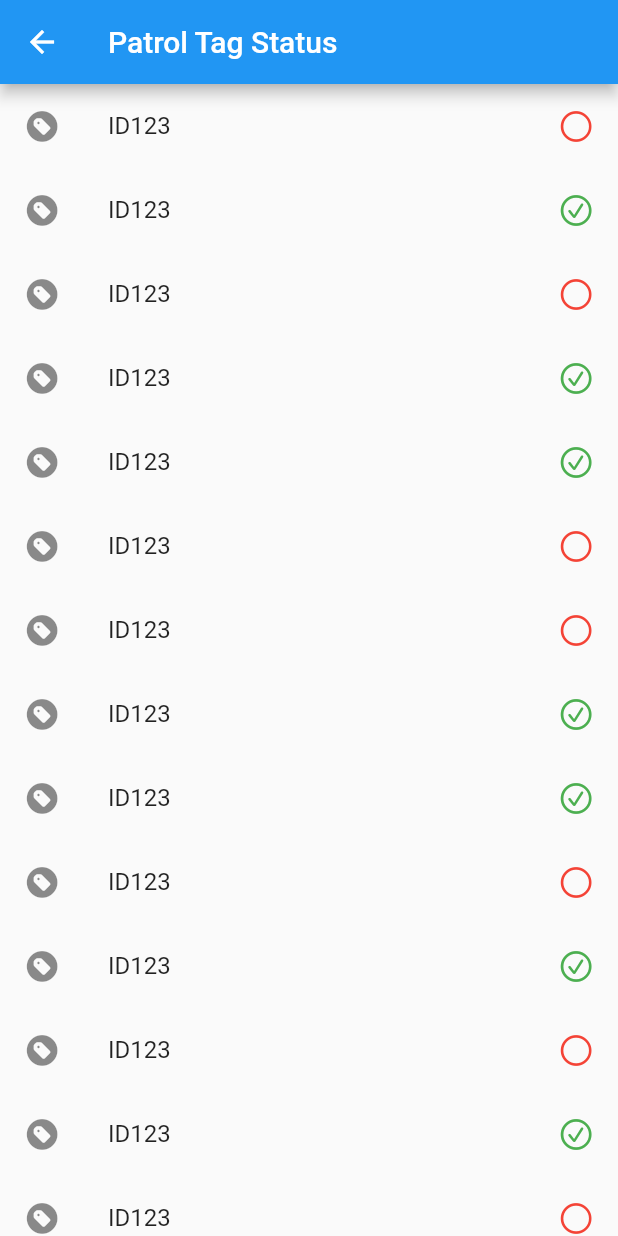
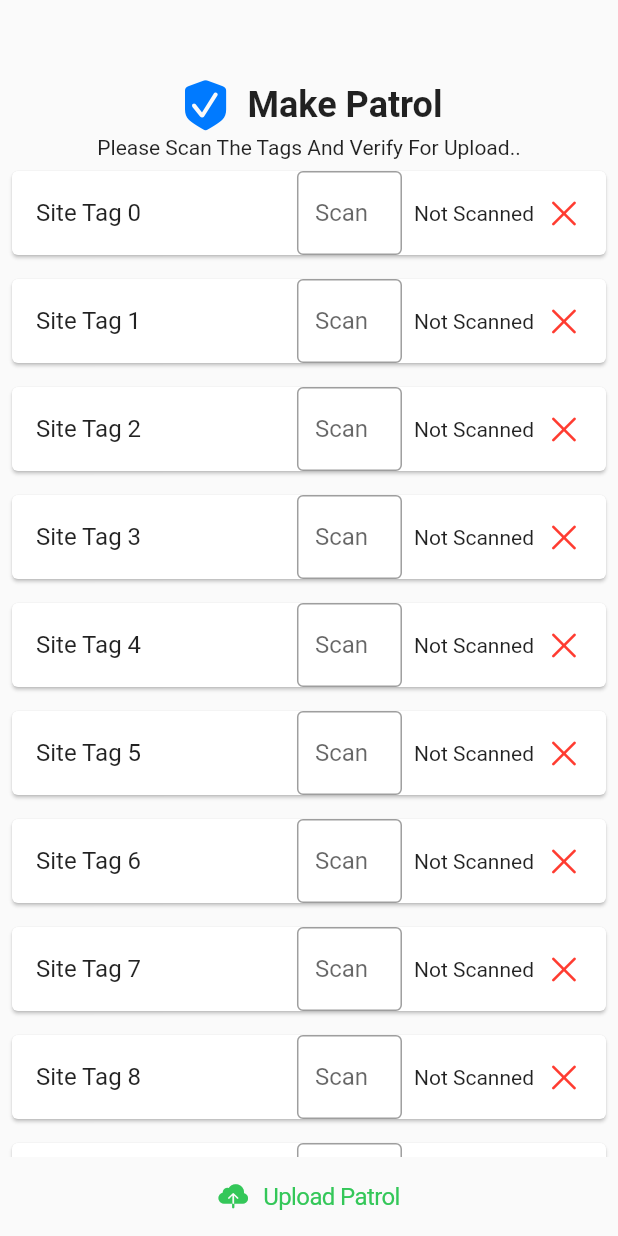
Before and after one commit to vernonthedev/guard-tour-mobileapp, a Flutter app: the PatrolPage screen opened directly, on a phone screen of 412 x 824 dp. Run offline on Flutter 3.47's test engine with Material 2 defaults, Android fonts, the phone set to English and light mode, and no system bars.

Commit message:
Done with the patrol page ui

```diff
--- a/lib/screens/patrol.dart
+++ b/lib/screens/patrol.dart
@@ -1,243 +1,174 @@
-import 'package:codezilla/modals/patrol_tags.dart';
 import 'package:flutter/material.dart';
 import 'package:flutter/cupertino.dart';
 
 class PatrolPage extends StatefulWidget {
-  const PatrolPage({super.key});
-
   @override
   _PatrolPageState createState() => _PatrolPageState();
 }
 
 class _PatrolPageState extends State<PatrolPage> {
-  List<PatrolTags> items = [
-    PatrolTags("Tag 1", "ID123", false),
-    PatrolTags("Tag 2", "ID123", true),
-    PatrolTags("Tag 3", "ID123", false),
-    PatrolTags("Tag 4", "ID123", true),
-    PatrolTags("Tag 5", "ID123", true),
-    PatrolTags("Tag 6", "ID123", false),
-    PatrolTags("Tag 7", "ID123", false),
-    PatrolTags("Tag 8", "ID123", true),
-    PatrolTags("Tag 9", "ID123", true),
-    PatrolTags("Tag 10", "ID123", false),
-    PatrolTags("Tag 11", "ID123", true),
-    PatrolTags("Tag 12", "ID123", false),
-    PatrolTags("Tag 13", "ID123", true),
-    PatrolTags("Tag 14", "ID123", false),
-    PatrolTags("Tag 15", "ID123", true),
-    PatrolTags("Tag 16", "ID123", true),
-  ];
+  List<bool> tagScannedStatus =
+      List.generate(50, (index) => false); // Initialize all tags as not scanned
 
   @override
   Widget build(BuildContext context) {
     return Scaffold(
-      appBar: AppBar(
-        title: const Text("Patrol Tag Status"),
+      body: Column(
+        children: <Widget>[
+          Padding(
+            padding: const EdgeInsets.only(top: 50),
+            child: Align(
+              alignment: Alignment.topCenter,
+              child: Row(
+                mainAxisSize: MainAxisSize.min,
+                children: const <Widget>[
+                  Icon(
+                    CupertinoIcons.checkmark_shield_fill,
+                    color: CupertinoColors.activeBlue,
+                    size: 40,
                   ),
-      body: ListView.builder(
-        itemCount: items.length + 1, // +1 for the submit button
+                  SizedBox(width: 8),
+                  Text(
+                    'Make Patrol',
+                    style: TextStyle(
+                      fontSize: 24,
+                      fontWeight: FontWeight.bold,
+                    ),
+                  ),
+                ],
+              ),
+            ),
+          ),
+          const Text(
+            'Please Scan The Tags And Verify For Upload..',
+          ),
+          Expanded(
+            child: ListView.builder(
+              itemCount: 50,
               itemBuilder: (context, index) {
-          if (index < items.length) {
-            final item = items[index];
-            return ListTile(
-              leading: const Icon(CupertinoIcons.tag_circle_fill),
-              title: GestureDetector(
+                final siteTag = "Site Tag $index";
+                final isScanned = tagScannedStatus[index];
+
+                return GestureDetector(
                   onTap: () {
-                  // Print the name of the tapped item
-                  _showItemDialog(context, item);
+                    _showTagDescriptionDialog(siteTag, isScanned);
                   },
-                child: Text(item.name),
+                  child: Card(
+                    margin: EdgeInsets.all(8),
+                    child: ListTile(
+                      title: Text(siteTag),
+                      trailing: Row(
+                        mainAxisSize: MainAxisSize.min,
+                        children: <Widget>[
+                          _buildScanInput(siteTag, index, isScanned),
+                          SizedBox(width: 8),
+                          Text(isScanned ? 'Scanned' : 'Not Scanned'),
+                          SizedBox(width: 8),
+                          _buildScanStatusIcon(isScanned),
+                        ],
                       ),
-              trailing: item.scanned
-                  ? const Icon(CupertinoIcons.check_mark_circled,
-                      color: Colors.green)
-                  : const Icon(CupertinoIcons.circle, color: Colors.red),
+                    ),
+                  ),
                 );
-          } else {
-            // Return the submit button
-
-            const SizedBox(height: 20);
-            return ElevatedButton.icon(
+              },
+            ),
+          ),
+          Align(
+            alignment: Alignment.center,
+            child: CupertinoButton(
               onPressed: () {
-                // Handle submit action here
-                _showConfirmationDialog(context);
+                // Handle the upload patrol action
               },
-              label: const Text("Submit Patrol Session"),
-              icon: const Icon(
-                CupertinoIcons.arrow_up_bin_fill,
-                size: 25.0, // Adjust the size as needed
+              // color: CupertinoColors.activeBlue,
+              child: Row(
+                mainAxisSize: MainAxisSize.min,
+                children: const <Widget>[
+                  Icon(
+                    CupertinoIcons.cloud_upload_fill,
+                    color: CupertinoColors.activeGreen,
                   ),
-              style: ElevatedButton.styleFrom(
-                minimumSize: const Size(
-                    50.0, 40.0), // Adjust the width and height as needed
+                  SizedBox(width: 10),
+                  Text(
+                    'Upload Patrol',
+                    style: TextStyle(
+                        fontSize: 16, color: CupertinoColors.activeGreen),
+                  ),
+                ],
+              ),
+            ),
+          ),
+        ],
       ),
     );
   }
+
+  Widget _buildScanInput(String siteTag, int index, bool isScanned) {
+    return Container(
+      width: 70,
+      child: TextFormField(
+        onChanged: (value) {
+          if (value.isNotEmpty) {
+            setState(() {
+              tagScannedStatus[index] = true;
+            });
+          }
         },
+        decoration: InputDecoration(
+          labelText: 'Scan',
+          border: OutlineInputBorder(),
+          focusedBorder: OutlineInputBorder(
+            borderSide: BorderSide(
+              color: isScanned
+                  ? CupertinoColors.systemGreen
+                  : CupertinoColors.systemRed,
+            ),
+          ),
+        ),
       ),
     );
   }
+
+  Widget _buildScanStatusIcon(bool isScanned) {
+    return Icon(
+      isScanned ? CupertinoIcons.check_mark : CupertinoIcons.xmark,
+      color:
+          isScanned ? CupertinoColors.systemGreen : CupertinoColors.systemRed,
+    );
   }
 
-void _showItemDialog(BuildContext context, PatrolTags item) {
+  void _showTagDescriptionDialog(String siteTag, bool isScanned) {
     showDialog(
       context: context,
-    builder: (BuildContext context) {
+      builder: (context) {
         return AlertDialog(
-        title: const Text("Tag Details"),
+          title: Text('Tag Description - $siteTag'),
           content: Column(
             mainAxisSize: MainAxisSize.min,
-          crossAxisAlignment: CrossAxisAlignment.start,
-          children: [
-            Text("Tag Name: ${item.name}"),
-            Text("Tag ID: ${item.id}"),
-            Text("Status: ${item.scanned ? 'Scanned' : 'Not Scanned'}"),
-            const SizedBox(height: 16.0),
-            Center(
-              child: item.scanned
-                  ? const Icon(Icons.check, color: Colors.green, size: 40.0)
-                  : const Icon(Icons.cancel, color: Colors.red, size: 40.0),
-            ),
+            children: <Widget>[
+              Text('Status: ${isScanned ? 'Scanned' : 'Not Scanned'}'),
+              // You can add more details here
             ],
           ),
-        actions: [
+          actions: <Widget>[
             TextButton(
               onPressed: () {
                 Navigator.of(context).pop();
               },
-            child: const Text("Close"),
+              child: Text('Close'),
             ),
           ],
         );
       },
     );
   }
+}
 
-void _showConfirmationDialog(BuildContext context) {
-  showDialog(
-    context: context,
-    builder: (BuildContext context) {
-      return CupertinoAlertDialog(
-        title: const Text("Upload Patrol Session"),
-        content: const Text(
-          "Do you want to store and upload the patrol session?",
-          style: TextStyle(
-            fontSize: 15.0,
+void main() {
+  runApp(
+    MaterialApp(
+      home: Scaffold(
+        body: PatrolPage(),
       ),
     ),
-        actions: [
-          CupertinoDialogAction(
-            child: Row(
-              children: const [
-                Icon(
-                  CupertinoIcons.square_arrow_left_fill,
-                  size: 40.0,
-                ),
-                Text(" Store for future Upload"),
-              ],
-            ),
-            onPressed: () {
-              // Handle store action here
-              Navigator.of(context).pop();
-            },
-          ),
-          CupertinoDialogAction(
-            child: Row(
-              children: const [
-                Icon(
-                  CupertinoIcons.cloud_upload_fill,
-                  size: 40.0,
-                ),
-                Text(
-                  " Upload to Web System",
-                  style: TextStyle(
-                    fontSize: 20.0, // Adjust the font size as needed
-                  ),
-                ),
-              ],
-            ),
-            onPressed: () {
-              // Handle upload action here
-              Navigator.of(context).pop();
-            },
-          ),
-          CupertinoDialogAction(
-            child: Row(
-              children: const [
-                Icon(
-                  CupertinoIcons.xmark_circle_fill,
-                  size: 40.0,
-                ),
-                Text(
-                  " Cancel Patrol Session",
-                  style: TextStyle(
-                    fontSize: 20.0,
-                  ),
-                ),
-              ],
-            ),
-            onPressed: () {
-              // Handle cancel action here
-              Navigator.of(context).pop();
-            },
-          ),
-        ],
-      );
-    },
   );
 }
-
-void _errorConfirmationDialog(BuildContext context) {
-  showDialog(
-    context: context,
-    builder: (BuildContext context) {
-      return CupertinoAlertDialog(
-        title: const Text("Not All Tags Are Scanned"),
-        content: const Text(
-          "Please Make sure you scan all tags before you make a submission!",
-          style: TextStyle(
-            fontSize: 15.0, // Adjust the font size as needed
-          ),
-        ),
-        actions: [
-          CupertinoDialogAction(
-            child: Row(
-              children: const [
-                Icon(
-                  CupertinoIcons.arrow_2_circlepath_circle_fill,
-                  size: 40.0,
-                ),
-                Text(" Scan Missing Tags"),
-              ],
-            ),
-            onPressed: () {
-              // Handle upload action here
-              Navigator.of(context).pop();
-            },
-          ),
-          CupertinoDialogAction(
-            child: Row(
-              children: const [
-                Icon(
-                  CupertinoIcons.xmark_circle_fill,
-                  size: 40.0,
-                ),
-                Text(
-                  " Cancel Patrol Session",
-                  style: TextStyle(
-                    fontSize: 20.0,
-                  ),
-                ),
-              ],
-            ),
-            onPressed: () {
-              // Handle cancel action here
-              Navigator.of(context).pop();
-            },
-          ),
-        ],
-      );
-    },
-  );
-}
```
Also changed, not shown: lib/screens/home.dart (+3 -11 lines). Lines whose indentation alone changed are shown as unchanged.
